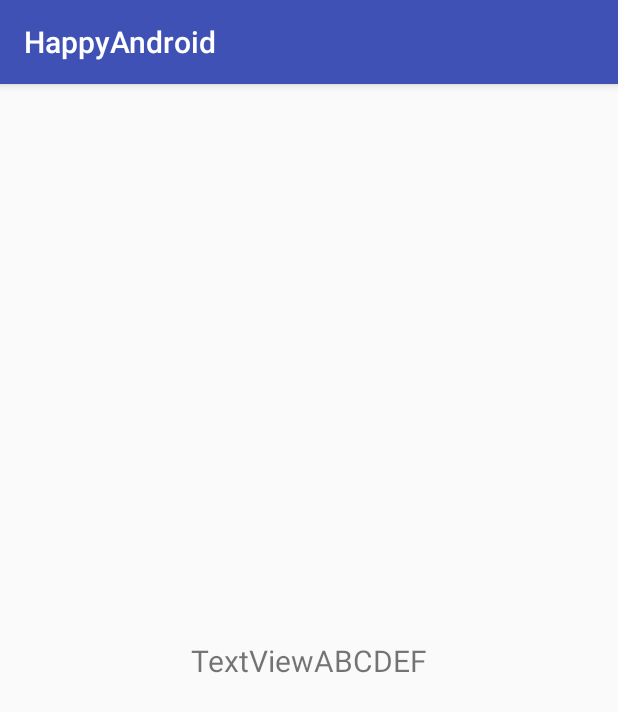
After one commit to JamesPxy/ShareAndroidTech, an Android app: the TestZip screen opened directly, with no data from a screen before it, on a phone screen of 412 x 824 dp. The commit adds this screen. Shown: the top 712 px of the screen. Run offline under Robolectric (Android 15) with nearby library versions, the phone set to English and light mode, and no system bars; our stand-ins replace RxJava; libraries missing offline, so code that uses them is left out: com.gyf.barlibrary, com.just.agentweb, kotlinx.coroutines.experimental; 2 statements that could not run were skipped.

Commit message:
引入rxJava，修改标签页颜色

```diff
--- a/app/build.gradle
+++ b/app/build.gradle
@@ -54,6 +54,11 @@ dependencies {
 
     debugImplementation "com.squareup.leakcanary:leakcanary-android:$leakcanary_version"
     releaseImplementation "com.squareup.leakcanary:leakcanary-android-no-op:$leakcanary_version"
+
+    //引入rxJava
+    implementation 'io.reactivex.rxjava2:rxjava:2.1.10'
+    implementation 'io.reactivex.rxjava2:rxandroid:2.0.2'
+
 }
 kotlin {
     experimental {
--- a/app/src/main/java/com/lvshou/pxy/adapter/HotTagAdapter.kt
+++ b/app/src/main/java/com/lvshou/pxy/adapter/HotTagAdapter.kt
@@ -7,6 +7,7 @@ import com.chad.library.adapter.base.BaseViewHolder
 import com.lvshou.pxy.R
 import com.lvshou.pxy.bean.HotKeyResponse
 import getRandomColor
+import loge
 
 /**
  * @desc：热门标签适配器
@@ -20,9 +21,10 @@ class HotTagAdapter(val context: Context?, list: MutableList<HotKeyResponse.Data
 
         val parseColor = try {
             Color.parseColor(getRandomColor())
-        } catch (_: Exception) {
+        } catch (e: Exception) {
+            loge("HotTagAdapter exception:",e.localizedMessage)
             @Suppress("DEPRECATION")
-            context?.resources?.getColor(R.color.tag_bg_color)
+            context?.resources?.getColor(R.color.black)
         }
         helper.apply {
             setText(R.id.tvTag, item.name)
--- a/app/src/main/java/com/lvshou/pxy/model/HotTagModelImpl.kt
+++ b/app/src/main/java/com/lvshou/pxy/model/HotTagModelImpl.kt
@@ -29,7 +29,8 @@ class HotTagModelImpl : HotTagModel {
                 it.printStackTrace()
             }) {
                 getHotTagAsync?.cancelByActive()
-                getHotTagAsync = RetrofitHelper.retrofitService.getHotKeyList()
+//                getHotTagAsync = RetrofitHelper.retrofitService.getHotKeyList()
+                getHotTagAsync = RetrofitHelper.retrofitService.getFriendList()
                 val result = getHotTagAsync?.await()
                 result?.let {
                     hotResult = it
--- a/app/src/main/java/com/lvshou/pxy/ui/activity/SystemLoginActivity.kt
+++ b/app/src/main/java/com/lvshou/pxy/ui/activity/SystemLoginActivity.kt
@@ -29,7 +29,7 @@ import java.util.*
 /**
  * A login screen that offers login via email/password.
  */
-@Deprecated("系统自带登录界面")
+//@Deprecated("系统自带登录界面")
 class SystemLoginActivity : AppCompatActivity(), LoaderCallbacks<Cursor> {
     /**
      * Keep track of the login task to ensure we can cancel it if requested.
--- /dev/null
+++ b/app/src/main/java/com/lvshou/pxy/ui/activity/TestZip.kt
@@ -0,0 +1,113 @@
+package com.lvshou.pxy.ui.activity
+
+import android.os.SystemClock
+import android.util.Log
+import com.lvshou.pxy.R
+import com.lvshou.pxy.base.BaseActivity
+import io.reactivex.Observable
+import io.reactivex.ObservableOnSubscribe
+import io.reactivex.android.schedulers.AndroidSchedulers
+import io.reactivex.functions.BiFunction
+import io.reactivex.functions.Consumer
+import io.reactivex.schedulers.Schedulers
+import kotlinx.android.synthetic.main.activity_test_zip.*
+import loge
+
+
+/**
+ * @desc：
+ * Created by JamesPxy on 2018/6/25 10:58
+ */
+class TestZip : BaseActivity() {
+
+//    private var observable1: Observable<HomeListResponse>? = null
+//
+//    private var observable2: Observable<FriendListResponse>? = null
+
+    private var zipObservable: Observable<*>? = null
+
+    private var result = ""
+
+    override fun init() {
+//        observable1=RetrofitHelper.retrofitService.getData1(0)
+//        observable2=RetrofitHelper.retrofitService.getData2()
+
+//        zipObservable= zip(observable1,observable2, BiFunction<HomeListResponse,FriendListResponse,String> { t1, t2->
+//            var code1=t1.errorMsg
+//            t2.errorMsg!!
+//        }).subscribeOn(Schedulers.io())
+//                .observeOn(AndroidSchedulers.mainThread())
+//                .subscribe(Consumer<String>(){
+//
+//                },Consumer<Throwable>(){
+//
+//                })
+
+        val observable1 = Observable.create(ObservableOnSubscribe<String> { e ->
+//            Log.d("test", "A")
+//            e.onNext("A")
+//            SystemClock.sleep(1000)
+//            Log.d("test", "B")
+//            e.onNext("B")
+//            SystemClock.sleep(1000)
+//            Log.d("test", "C")
+//            e.onNext("C")
+//            SystemClock.sleep(1000)
+//            Log.d("test", "onComplete")
+//            e.onComplete()
+            e.onNext("ABC")
+            Log.d("test observable1", "ABC")
+            SystemClock.sleep(1000)
+            Log.d("test observable1", "onComplete")
+            e.onComplete()
+        }).subscribeOn(Schedulers.io())
+        val observable2 = Observable.create(ObservableOnSubscribe<String> { e ->
+           /* Log.d("test observable2", "DD")
+            e.onNext("DD")
+            SystemClock.sleep(1000)
+            Log.d("test observable2", "EE")
+            e.onNext("EE")
+            SystemClock.sleep(1000)
+            Log.d("test observable2", "FF")
+            e.onNext("FF")
+            SystemClock.sleep(1000)
+            Log.d("test observable2", "onComplete")
+            e.onComplete()*/
+            SystemClock.sleep(4000)
+            e.onNext("DEF")
+            Log.d("test observable2", "DEF")
+            SystemClock.sleep(1000)
+            Log.d("test observable2", "onComplete")
+            e.onComplete()
+
+        }).subscribeOn(Schedulers.io())
+
+        Observable.zip(observable1, observable2, BiFunction<String, String, String> { t1, t2 ->
+            t1 + t2
+        }).observeOn(AndroidSchedulers.mainThread())
+                .subscribe(Consumer<String>({
+                    loge("test  consumer=", it)
+                    textView.text = textView.text.toString() + it
+                }), Consumer<Throwable>({
+                    loge("test  Throwable=", it.localizedMessage)
+                    textView.text = it.localizedMessage
+                }))
+
+
+//        Observable.zip(observable1, observable2, BiFunction<Int, String, String> {
+//            @Throws(Exception::class)
+//            override fun apply(a: Int?, b: String): String {
+//                return a!!.toString() + b
+//            }
+//        }).subscribe { o -> Log.d("test", o) }
+
+
+    }
+
+    override fun setLayoutId(): Int = R.layout.activity_test_zip
+
+    override fun cancelRequest() {
+    }
+
+
+}
--- /dev/null
+++ b/app/src/main/res/layout/activity_test_zip.xml
@@ -0,0 +1,17 @@
+<?xml version="1.0" encoding="utf-8"?>
+<android.support.constraint.ConstraintLayout xmlns:android="http://schemas.android.com/apk/res/android"
+    xmlns:app="http://schemas.android.com/apk/res-auto"
+    android:layout_width="match_parent"
+    android:layout_height="match_parent">
+
+    <TextView
+        android:id="@+id/textView"
+        android:layout_width="wrap_content"
+        android:layout_height="wrap_content"
+        android:text="TextView"
+        android:textSize="20sp"
+        app:layout_constraintBottom_toBottomOf="parent"
+        app:layout_constraintEnd_toEndOf="parent"
+        app:layout_constraintStart_toStartOf="parent"
+        app:layout_constraintTop_toTopOf="parent" />
+</android.support.constraint.ConstraintLayout>
```
Also changed, not shown: app/src/main/AndroidManifest.xml (+14 -5 lines), app/src/main/java/com/lvshou/pxy/network/RetrofitService.kt (+14 -2 lines), app/src/main/java/com/lvshou/pxy/utils/Extentison.kt (+8 -1 lines).
